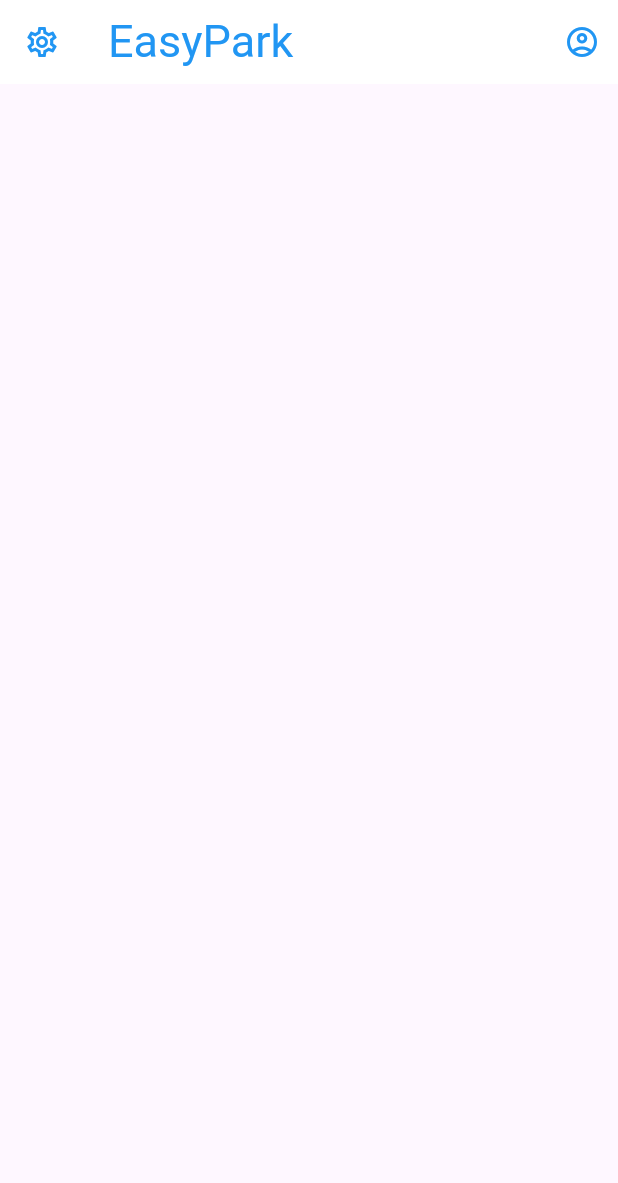
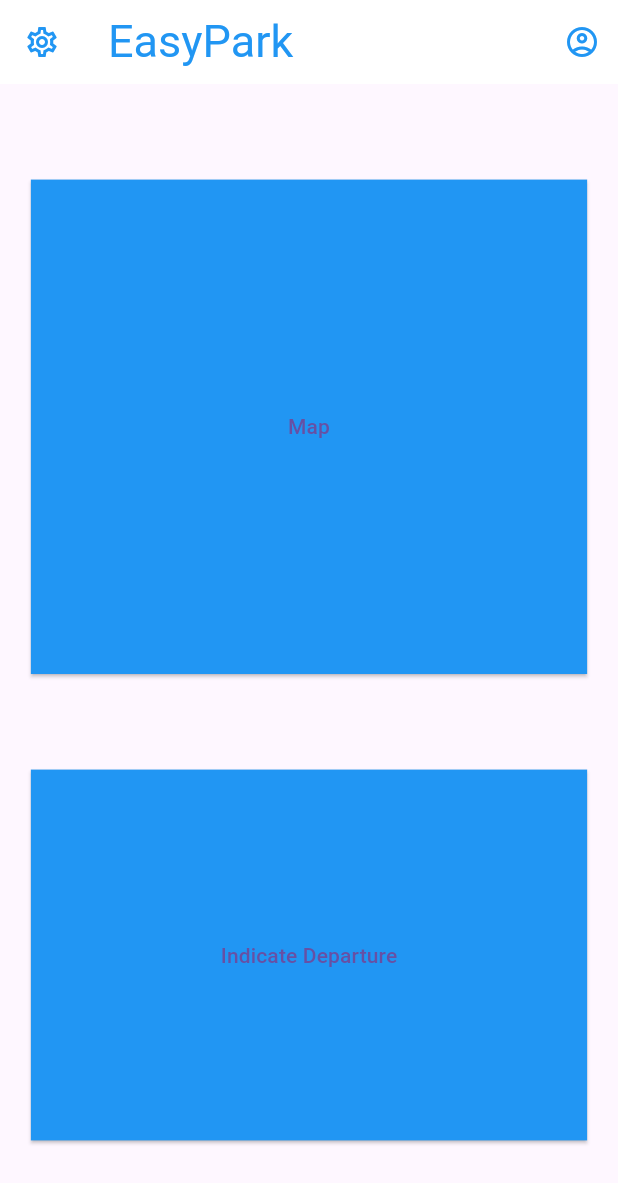
Before and after one commit to jorditimmers/intro_mobile_groep8, a Flutter app: the HomePage screen opened directly, on a phone screen of 412 x 824 dp. Shown: the top 1183 px of the screen. Run offline on Flutter 3.47's test engine with Material 2 defaults, Android fonts, the phone set to English and light mode, and no system bars; our stand-ins replace cloud_firestore, firebase_core; missing offline and left inert: flutter_osm_plugin; accounts and stored records are empty; Roboto replaces fonts that are missing (SF_Pro).

Commit message:
Add buttons to Home page

```diff
--- a/easypark_app/lib/ui/pages/home/homepage.dart
+++ b/easypark_app/lib/ui/pages/home/homepage.dart
@@ -1,4 +1,5 @@
 import 'package:easypark_app/strings.dart';
+import 'package:easypark_app/ui/map/map_page.dart';
 import 'package:flutter/material.dart';
 
 import '../../elements/headerbar.dart';
@@ -16,7 +17,48 @@ class _HomePageState extends State<HomePage> {
   @override
   Widget build(BuildContext context) {
     return Scaffold(
-      appBar: headerBar(),
-    );
+        appBar: headerBar(),
+        body: Center(
+          child: Column(
+              mainAxisAlignment: MainAxisAlignment.spaceEvenly,
+              children: [
+                SizedBox(
+                  width: MediaQuery.of(context).size.width * 0.90,
+                  height: MediaQuery.of(context).size.height * 0.4,
+                  child: ElevatedButton(
+                    style: ElevatedButton.styleFrom(
+                      backgroundColor: Colors.blue,
+                      shape: const RoundedRectangleBorder(
+                          borderRadius: BorderRadius.zero),
+                    ),
+                    child: Text('Map'),
+                    onPressed: () {
+                      Navigator.push(
+                        context,
+                        MaterialPageRoute(builder: (context) => MapPage()),
+                      );
+                    },
+                  ),
+                ),
+                SizedBox(
+                  width: MediaQuery.of(context).size.width * 0.90,
+                  height: MediaQuery.of(context).size.height * 0.3,
+                  child: ElevatedButton(
+                    style: ElevatedButton.styleFrom(
+                      backgroundColor: Colors.blue,
+                      shape: const RoundedRectangleBorder(
+                          borderRadius: BorderRadius.zero),
+                    ),
+                    child: Text('Indicate Departure'),
+                    onPressed: () {
+                      Navigator.push(
+                        context,
+                        MaterialPageRoute(builder: (context) => MapPage()),
+                      );
+                    },
+                  ),
+                ),
+              ]),
+        ));
   }
 }
```
